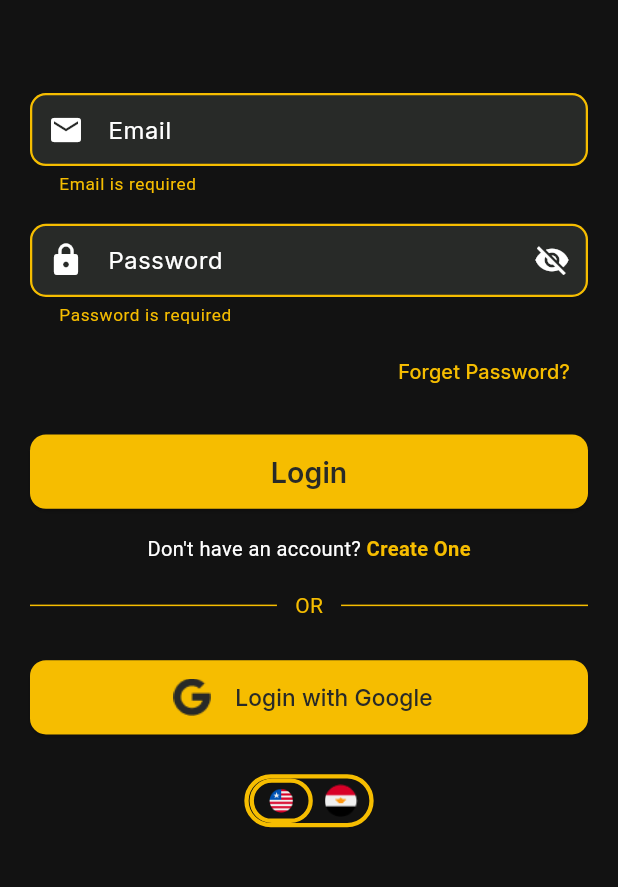
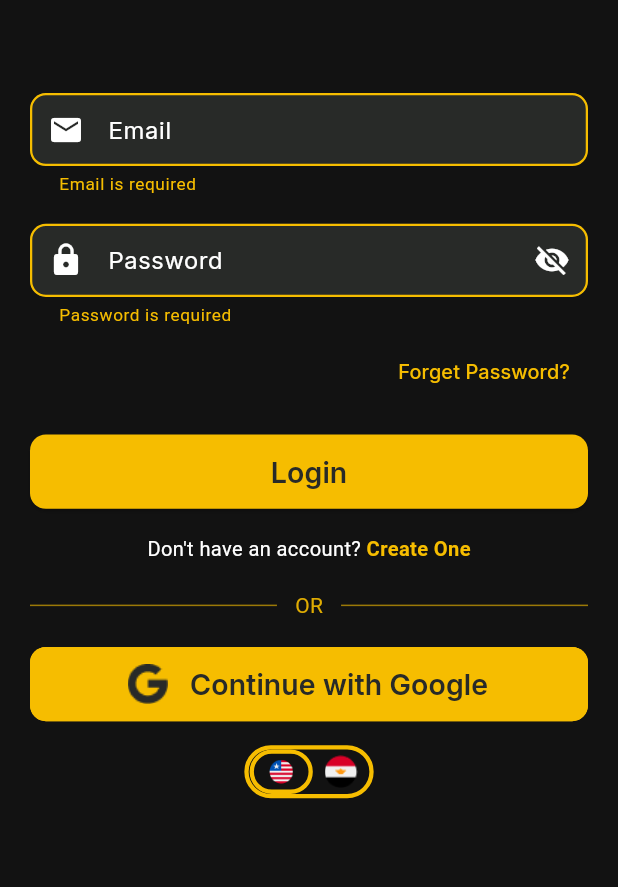
Before and after one commit to fagerhu03/movie_app, a Flutter app: the LoginScreen screen opened by its route, after a tap on "Login", on a phone screen of 412 x 824 dp, the part 189-1076 px from its top. Run offline on Flutter 3.47's test engine with Material 3 defaults, Android fonts, the phone set to English and light mode, and no system bars; our stand-ins replace carousel_slider, cloud_firestore, dio, firebase_auth, firebase_core, flutter_screenutil and 5 more; missing offline and left inert: random_avatar; accounts and stored records are empty.

Commit message:
clean code

```diff
--- a/lib/core/env.dart
+++ b/lib/core/env.dart
@@ -1,3 +1,3 @@
 class Env {
-  static const baseUrl = 'https://route-movie-apis.vercel.app/'; // from Postman "Base URL"
+  static const baseUrl = 'https://route-movie-apis.vercel.app/';
 }
--- a/lib/data/local/local_collections.dart
+++ b/lib/data/local/local_collections.dart
@@ -1,4 +1,3 @@
-// lib/data/local/local_collections.dart
 import 'package:flutter/foundation.dart';
 import 'package:hive/hive.dart';
 import 'package:hive_flutter/adapters.dart';
--- a/lib/data/local/token_storage.dart
+++ b/lib/data/local/token_storage.dart
@@ -1,4 +1,3 @@
-// lib/data/local/token_storage.dart
 import 'package:shared_preferences/shared_preferences.dart';
 
 class TokenStorage {
--- a/lib/data/models/auth_model/api_user.dart
+++ b/lib/data/models/auth_model/api_user.dart
@@ -3,7 +3,7 @@ class ApiUser {
   final String name;
   final String email;
   final String? phone;
-  final int? avatarId; // spelling في الـ JSON avaterId
+  final int? avatarId;
 
   ApiUser({
     required this.id,
--- a/lib/data/models/auth_model/register_model.dart
+++ b/lib/data/models/auth_model/register_model.dart
@@ -1,4 +1,4 @@
-// lib/models/register_model.dart
+
 import 'dart:convert';
 
 class RegisterModel {
@@ -18,7 +18,7 @@ class RegisterModel {
     required this.avatarSeed,
   });
 
-  // ---- validation ----
+
   bool get isValidName => name.trim().isNotEmpty;
   bool get isValidEmail =>
       RegExp(r'^[^@\s]+@[^@\s]+\.[^@\s]+$').hasMatch(email);
@@ -27,11 +27,11 @@ class RegisterModel {
   bool get isValidPhone =>
       phone.isEmpty || RegExp(r'^\+?[0-9]{7,15}$').hasMatch(phone);
 
-  // ---- serialization ----
+
   Map<String, dynamic> toMap() => {
     'name': name,
     'email': email,
-    'password': password, // ⚠️ don’t store plain text in Firestore!
+    'password': password,
     'confirmPassword': confirmPassword,
     'phone': phone,
     'avatarSeed': avatarSeed,
@@ -50,7 +50,7 @@ class RegisterModel {
   factory RegisterModel.fromJson(String source) =>
       RegisterModel.fromMap(json.decode(source));
 
-  // ---- copy ----
+
   RegisterModel copyWith({
     String? name,
     String? email,
--- a/lib/data/models/list_entry.dart
+++ b/lib/data/models/list_entry.dart
@@ -1,9 +1,8 @@
-// lib/data/models/list_entry.dart
 import 'package:hive/hive.dart';
 
 part 'list_entry.g.dart';
 
-@HiveType(typeId: 11) // اختاري رقم فريد وما يتكرر
+@HiveType(typeId: 11)
 class ListEntry {
   @HiveField(0)
   final int movieId;
--- a/lib/data/models/user_profile.dart
+++ b/lib/data/models/user_profile.dart
@@ -3,7 +3,7 @@ class UserProfile {
   final String name;
   final String email;
   final String phone;
-  final int avaterId;      // (نفس تهجئة الـ API)
+  final int avaterId;
   final int wishCount;
   final int historyCount;
 
--- a/lib/data/network/api_client.dart
+++ b/lib/data/network/api_client.dart
@@ -1,4 +1,3 @@
-// lib/data/network/api_client.dart (مختصر)
 import 'package:dio/dio.dart';
 import '../local/token_storage.dart';
 
@@ -9,7 +8,7 @@ class ApiClient {
   ApiClient({Dio? dio})
       : dio = dio ??
       Dio(BaseOptions(
-        baseUrl: 'https://route-movie-apis.vercel.app', // غيّري لو مختلف
+        baseUrl: 'https://route-movie-apis.vercel.app',
         connectTimeout: const Duration(seconds: 15),
         receiveTimeout: const Duration(seconds: 20),
         headers: {'Content-Type': 'application/json'},
--- a/lib/main.dart
+++ b/lib/main.dart
@@ -1,4 +1,5 @@
 import 'package:firebase_auth/firebase_auth.dart';
+import 'package:firebase_core/firebase_core.dart';
 import 'package:flutter/material.dart';
 import 'package:flutter_screenutil/flutter_screenutil.dart';
 import 'package:hive/hive.dart';
@@ -21,10 +22,10 @@ import 'data/models/list_entry.dart';
 
 void main () async{
   WidgetsFlutterBinding.ensureInitialized();
-await bootstrapFirebase();
+  await Firebase.initializeApp();
+  await bootstrapFirebase();
   await Hive.initFlutter();
   Hive.registerAdapter(ListEntryAdapter());
-  // افتح بوكسين للكاش
   await Hive.openBox<ListEntry>('wishlistBox');
   await Hive.openBox<ListEntry>('historyBox');
 runApp(const MyApp());
--- a/lib/screens/auth_screen/login_screen.dart
+++ b/lib/screens/auth_screen/login_screen.dart
@@ -1,58 +1,34 @@
+// lib/screens/auth_screen/login_screen.dart
 import 'package:flutter/material.dart';
 import 'package:flutter_screenutil/flutter_screenutil.dart';
-import 'package:firebase_auth/firebase_auth.dart'; // <-- add this
-import 'package:movie_app/screens/auth_screen/forget_password_screen.dart';
-import 'package:movie_app/screens/auth_screen/register_screen.dart';
 
-import '../../data/models/auth_model/api_model/api_login_response..dart';
 import '../../data/models/auth_model/sign_in_model.dart';
 import '../../domain/services/auth_api_service.dart';
-import '../../domain/services/firebase_auth_service.dart';
 import '../home_screen/home_screen.dart';
+import 'forget_password_screen.dart';
+import 'register_screen.dart';
+
+// Google/Firebase
+import 'package:firebase_auth/firebase_auth.dart';
+import 'package:google_sign_in/google_sign_in.dart';
 
 class LoginScreen extends StatefulWidget {
   const LoginScreen({super.key});
+
   static const routeName = 'loginScreen';
 
   @override
   State<LoginScreen> createState() => _LoginScreenState();
 }
 
-void _toast(BuildContext c, String msg) =>
-    ScaffoldMessenger.of(c).showSnackBar(SnackBar(content: Text(msg)));
-
-/// Map FirebaseAuth errors to friendly messages
-String authErrorToMessage(Object e) {
-  if (e is FirebaseAuthException) {
-    switch (e.code) {
-      case 'user-not-found':
-        return 'No account found for this email. Please create an account first.';
-      case 'wrong-password':
-        return 'Incorrect password. Please try again.';
-      case 'invalid-credential':
-        return 'Email or password is incorrect.';
-      case 'invalid-email':
-        return 'The email address is badly formatted.';
-      case 'too-many-requests':
-        return 'Too many attempts. Please wait a moment and try again.';
-      case 'network-request-failed':
-        return 'Network error. Check your internet connection.';
-      case 'user-disabled':
-        return 'This account has been disabled.';
-      default:
-        return 'Login failed: ${e.message ?? e.code}';
-    }
-  }
-  return 'Login failed: $e';
-}
-
 class _LoginScreenState extends State<LoginScreen> {
   final _emailCtrl = TextEditingController();
   final _passCtrl = TextEditingController();
+  final _formKey = GlobalKey<FormState>();
 
-  final _formKey = GlobalKey<FormState>();
   bool _obscure = true;
-  bool _loading = false; // <-- added
+  bool _loading = false;
+  bool _googleLoading = false;
 
   InputDecoration _dec({
     required String hint,
@@ -90,6 +66,69 @@ class _LoginScreenState extends State<LoginScreen> {
     super.dispose();
   }
 
+  void _toast(String msg) =>
+      ScaffoldMessenger.of(context).showSnackBar(SnackBar(content: Text(msg)));
+
+  // -------- Google sign-in with Firebase ----------
+  Future<void> _signInWithGoogle() async {
+    if (_googleLoading) return;
+    setState(() => _googleLoading = true);
+    try {
+      // 1) Pick account
+      final googleUser = await GoogleSignIn(
+        scopes: const ['email', 'profile'],
+      ).signIn();
+      if (googleUser == null) return; // cancelled
+
+      // 2) Get tokens
+      final googleAuth = await googleUser.authentication;
+
+      // 3) Firebase credential
+      final credential = GoogleAuthProvider.credential(
+        accessToken: googleAuth.accessToken,
+        idToken: googleAuth.idToken,
+      );
+
+      // 4) Sign in to Firebase (you can also send idToken to your backend if needed)
+      await FirebaseAuth.instance.signInWithCredential(credential);
+
+      if (!mounted) return;
+      _toast('Signed in with Google');
+      Navigator.pushReplacementNamed(context, HomeScreen.routeName);
+    } on FirebaseAuthException catch (e) {
+      if (!mounted) return;
+      _toast(e.message ?? 'Google sign-in failed');
+    } catch (e) {
+      if (!mounted) return;
+      _toast('Google sign-in failed: $e');
+    } finally {
+      if (mounted) setState(() => _googleLoading = false);
+    }
+  }
+
+  // -------- Email/password via your API ----------
+  Future<void> _loginWithEmail() async {
+    if (!(_formKey.currentState?.validate() ?? false)) return;
+
+    setState(() => _loading = true);
+    try {
+      final auth = AuthApiService();
+      final model = SignInModel(
+        email: _emailCtrl.text.trim(),
+        password: _passCtrl.text,
+      );
+      await auth.login(model); // stores token locally via TokenStorage
+      if (!mounted) return;
+      _toast('Welcome back!');
+      Navigator.pushReplacementNamed(context, HomeScreen.routeName);
+    } catch (e) {
+      if (!mounted) return;
+      _toast(e.toString());
+    } finally {
+      if (mounted) setState(() => _loading = false);
+    }
+  }
+
   @override
   Widget build(BuildContext context) {
     const yellow = Color(0xFFF6BD00);
@@ -105,20 +144,27 @@ class _LoginScreenState extends State<LoginScreen> {
             child: SingleChildScrollView(
               child: Column(
                 children: [
-                  Image.asset('assets/icons/logo.png', width: 120.w, height: 120.h),
+                  // Logo
+                  Image.asset(
+                    'assets/icons/logo.png',
+                    width: 120.w,
+                    height: 120.h,
+                  ),
                   SizedBox(height: 70.h),
 
                   // Email
                   TextFormField(
                     controller: _emailCtrl,
+                    keyboardType: TextInputType.emailAddress,
                     style: const TextStyle(color: Colors.white),
-                    keyboardType: TextInputType.emailAddress,
                     decoration: _dec(hint: 'Email', prefixIcon: Icons.email),
                     validator: (v) {
                       final text = (v ?? '').trim();
-                      final emailOk = RegExp(r'^[^@\s]+@[^@\s]+\.[^@\s]+$').hasMatch(text);
+                      final ok = RegExp(
+                        r'^[^@\s]+@[^@\s]+\.[^@\s]+$',
+                      ).hasMatch(text);
                       if (text.isEmpty) return 'Email is required';
-                      if (!emailOk) return 'Enter a valid email';
+                      if (!ok) return 'Enter a valid email';
                       return null;
                     },
                   ),
@@ -137,9 +183,7 @@ class _LoginScreenState extends State<LoginScreen> {
                           _obscure ? Icons.visibility_off : Icons.visibility,
                           color: Colors.white,
                         ),
-                        onPressed: _loading
-                            ? null
-                            : () => setState(() => _obscure = !_obscure),
+                        onPressed: () => setState(() => _obscure = !_obscure),
                       ),
                     ),
                     validator: (v) {
@@ -151,15 +195,14 @@ class _LoginScreenState extends State<LoginScreen> {
                   ),
                   SizedBox(height: 8.h),
 
+                  // Forgot Password
                   Align(
                     alignment: Alignment.centerRight,
                     child: TextButton(
-                      onPressed: _loading
-                          ? null
-                          : () {
-                        Navigator.pushNamed(
-                            context, ForgotPasswordScreen.routeName);
-                      },
+                      onPressed: () => Navigator.pushNamed(
+                        context,
+                        ForgotPasswordScreen.routeName,
+                      ),
                       child: Text(
                         "Forget Password?",
                         style: TextStyle(
@@ -172,38 +215,12 @@ class _LoginScreenState extends State<LoginScreen> {
                   ),
                   SizedBox(height: 20.h),
 
-                  // Login Button
+                  // Login Button (API)
                   SizedBox(
                     width: double.infinity,
                     height: 56.h,
                     child: ElevatedButton(
-                      onPressed: _loading
-                          ? null
-                          : () async {
-                        FocusScope.of(context).unfocus();
-                        if (!(_formKey.currentState?.validate() ?? false)) return;
-
-                        final m = SignInModel(
-                          email: _emailCtrl.text.trim(),
-                          password: _passCtrl.text,
-                        );
-
-                        final _auth = AuthApiService();
-                        setState(() => _loading = true);
-                        try {
-                          final ApiLoginResponse res = await _auth.login(m); // m = SignInModel
-                          if (!mounted) return;
-                          _toast(context, res.message.isNotEmpty ? res.message : 'Logged in');
-                          setState(() => _loading = false);
-                          Navigator.pushReplacementNamed(context, HomeScreen.routeName);
-                        } catch (e) {
-                          if (!mounted) return;
-                          _toast(context, e.toString());
-                          setState(() => _loading = false);
-                        } finally {
-                          if (mounted) setState(() => _loading = false);
-                        }
-                      },
+                      onPressed: _loading ? null : _loginWithEmail,
                       style: ElevatedButton.styleFrom(
                         backgroundColor: yellow,
                         foregroundColor: const Color(0xFF282A28),
@@ -217,7 +234,7 @@ class _LoginScreenState extends State<LoginScreen> {
                               height: 22,
                               child: CircularProgressIndicator(
                                 strokeWidth: 2,
-                          color: Color(0xFF282A28),
+                                color: Colors.black,
                               ),
                             )
                           : Text(
@@ -241,12 +258,10 @@ class _LoginScreenState extends State<LoginScreen> {
                         style: TextStyle(color: Colors.white, fontSize: 14.sp),
                       ),
                       GestureDetector(
-                        onTap: _loading
-                            ? null
-                            : () {
-                          Navigator.pushNamed(
-                              context, RegisterScreen.routeName);
-                        },
+                        onTap: () => Navigator.pushNamed(
+                          context,
+                          RegisterScreen.routeName,
+                        ),
                         child: Text(
                           "Create One",
                           style: TextStyle(
@@ -263,59 +278,55 @@ class _LoginScreenState extends State<LoginScreen> {
                   // OR Divider
                   Row(
                     children: [
-                      Expanded(child: Divider(color: yellow)),
+                      Expanded(child: Divider(color: yellow.withOpacity(.6))),
                       Padding(
                         padding: const EdgeInsets.symmetric(horizontal: 12),
-                        child: Text("OR", style: TextStyle(color: yellow)),
+                        child: Text(
+                          "OR",
+                          style: TextStyle(color: yellow.withOpacity(.9)),
                         ),
-                      Expanded(child: Divider(color: yellow)),
+                      ),
+                      Expanded(child: Divider(color: yellow.withOpacity(.6))),
                     ],
                   ),
-                  SizedBox(height: 30.h),
+                  SizedBox(height: 20.h),
 
-                  // Google Login
+                  // Google Login (Firebase)
                   SizedBox(
                     width: double.infinity,
                     height: 56.h,
-                    child: ElevatedButton.icon(
-                      onPressed: _loading
-                          ? null
-                          : () async {
-                        final _auth = FirebaseAuthService();
-                        FocusScope.of(context).unfocus();
-                        setState(() => _loading = true);
-                        try {
-                          await _auth.signInWithGoogle();
-                          if (mounted) {
-                            Navigator.pushReplacementNamed(
-                                context, HomeScreen.routeName);
-                          }
-                        } catch (e) {
-                          _toast(context, authErrorToMessage(e));
-                        } finally {
-                          if (mounted) setState(() => _loading = false);
-                        }
-                      },
-                      icon: Image.asset("assets/icons/google.png", width: 25, height: 25),
-                      label: Text(
-                        "  Login with Google",
-                        style: TextStyle(
-                          fontFamily: "Inter",
-                          color: const Color(0xFF282A28),
-                          fontSize: 16.sp,
-                        ),
-                      ),
-                      style: ElevatedButton.styleFrom(
+                    child: OutlinedButton.icon(
+                      onPressed: _googleLoading ? null : _signInWithGoogle,
+                      style: OutlinedButton.styleFrom(
+                        side: BorderSide(color: yellow),
+                        foregroundColor: const Color(0xFF282A28),
                         backgroundColor: yellow,
-                        foregroundColor: const Color(0xFF282A28),
                         shape: RoundedRectangleBorder(
                           borderRadius: BorderRadius.circular(12.r),
                         ),
                       ),
+                      icon: _googleLoading
+                          ? const SizedBox(
+                              width: 20,
+                              height: 20,
+                              child: CircularProgressIndicator(strokeWidth: 2),
+                            )
+                          : Image.asset(
+                              "assets/icons/google.png",
+                              width: 40,
+                              height: 40,
+                            ),
+                      label: Text(
+                        'Continue with Google',
+                        style: TextStyle(
+                          fontFamily: "Inter",
+                          fontWeight: FontWeight.w600,
+                          fontSize: 20.sp,
                         ),
                       ),
-                  SizedBox(height: 30.h),
-
+                    ),
+                  ),
+                  SizedBox(height: 16),
                   // language
                   Container(
                     alignment: Alignment.center,
@@ -339,7 +350,9 @@ class _LoginScreenState extends State<LoginScreen> {
                             ),
                             child: Image.asset(
                               "assets/icons/us.png",
-                              width: 30.w, height: 30.w, fit: BoxFit.contain,
+                              width: 30.w,
+                              height: 30.w,
+                              fit: BoxFit.contain,
                             ),
                           ),
                         ),
@@ -352,7 +365,9 @@ class _LoginScreenState extends State<LoginScreen> {
                             ),
                             child: Image.asset(
                               "assets/icons/eg.png",
-                              width: 30.w, height: 30.w, fit: BoxFit.contain,
+                              width: 30.w,
+                              height: 30.w,
+                              fit: BoxFit.contain,
                             ),
                           ),
                         ),
```
Also changed, not shown: lib/data/models/auth_model/api_model/api_auth_response.dart (+2 -5 lines), lib/data/models/auth_model/sign_in_model.dart (+4 -4 lines), lib/domain/services/auth_api_service.dart (+4 -17 lines), lib/domain/services/firebase_auth_service.dart (+0 -9 lines), lib/domain/services/profile_api_service.dart (+1 -15 lines). Lines whose indentation alone changed are shown as unchanged.
